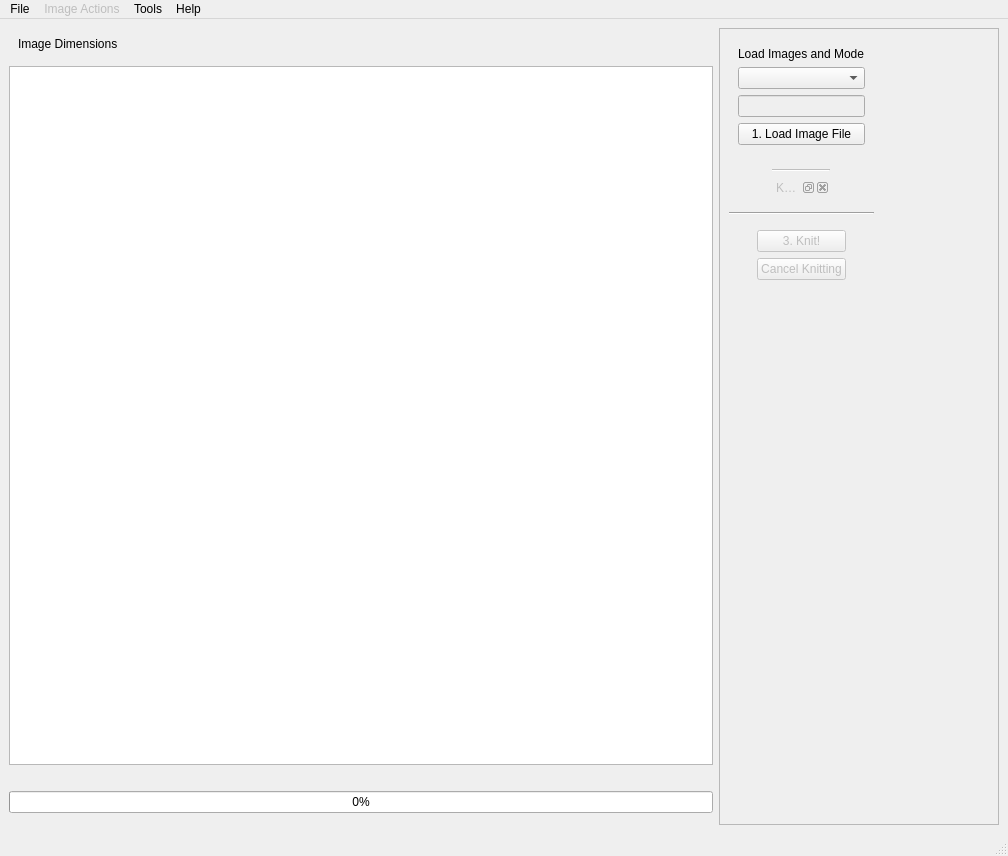
Before: the Qt Designer form software/python/ayab/ayab_gui.ui in AllYarnsAreBeautiful/ayab-desktop, drawn with Qt 5.
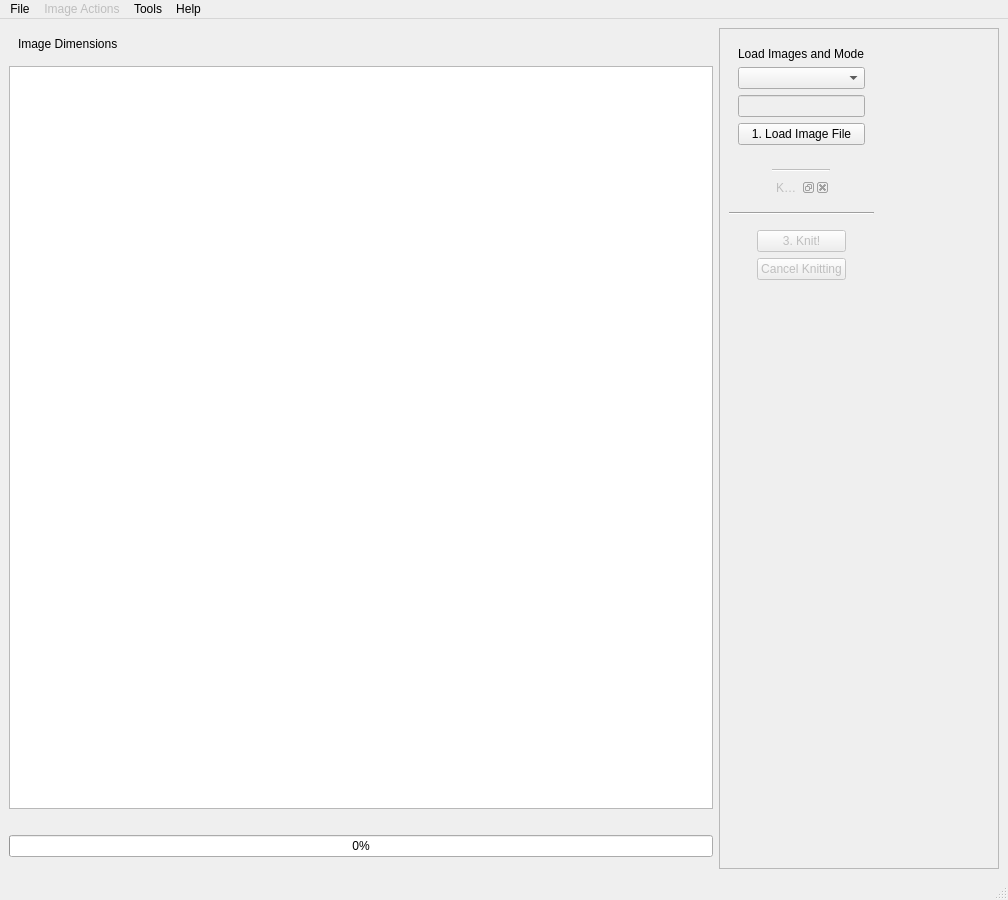
After: the same form once the commit is applied.

What changed in the file:
```diff
--- a/software/python/ayab/ayab_gui.ui
+++ b/software/python/ayab/ayab_gui.ui
@@ -7,7 +7,7 @@
     <x>0</x>
     <y>0</y>
     <width>1008</width>
-    <height>856</height>
+    <height>900</height>
    </rect>
   </property>
   <property name="windowTitle">
```
